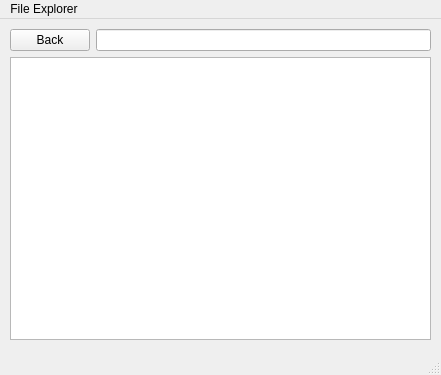
Above: fileexplorer.ui from hugoycj/Fake_Operating_System before the change. Below: the same form after it.
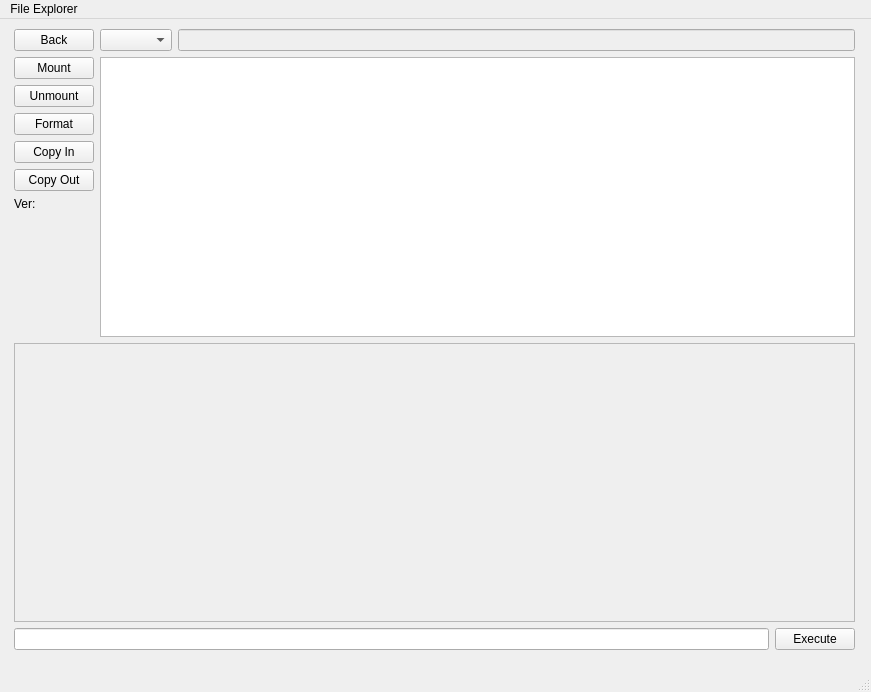
That is the form after the change.

The edit to the form file:
```diff
--- a/fileexplorer.ui
+++ b/fileexplorer.ui
@@ -6,41 +6,146 @@
    <rect>
     <x>0</x>
     <y>0</y>
-    <width>441</width>
-    <height>375</height>
+    <width>871</width>
+    <height>692</height>
    </rect>
   </property>
   <property name="windowTitle">
    <string>MainWindow</string>
   </property>
   <widget class="QWidget" name="centralwidget">
-   <widget class="QWidget" name="">
+   <widget class="QWidget" name="layoutWidget">
     <property name="geometry">
      <rect>
-      <x>10</x>
+      <x>14</x>
       <y>10</y>
-      <width>421</width>
-      <height>311</height>
+      <width>841</width>
+      <height>621</height>
      </rect>
     </property>
-    <layout class="QVBoxLayout" name="verticalLayout">
+    <layout class="QVBoxLayout" name="verticalLayout_4">
      <item>
-      <layout class="QHBoxLayout" name="horizontalLayout">
+      <layout class="QVBoxLayout" name="verticalLayout_2">
        <item>
-        <widget class="QPushButton" name="BackButton">
-         <property name="text">
-          <string>Back</string>
+        <layout class="QHBoxLayout" name="horizontalLayout">
+         <item>
+          <widget class="QPushButton" name="BackButton">
+           <property name="text">
+            <string>Back</string>
+           </property>
+          </widget>
+         </item>
+         <item>
+          <widget class="QComboBox" name="comboBox"/>
+         </item>
+         <item>
+          <widget class="QLineEdit" name="PathLine">
+           <property name="enabled">
+            <bool>false</bool>
+           </property>
+          </widget>
+         </item>
+        </layout>
+       </item>
+       <item>
+        <layout class="QHBoxLayout" name="horizontalLayout_2">
+         <item>
+          <layout class="QVBoxLayout" name="verticalLayout">
+           <item>
+            <widget class="QPushButton" name="MountButton">
+             <property name="text">
+              <string>Mount</string>
+             </property>
+            </widget>
+           </item>
+           <item>
+            <widget class="QPushButton" name="UnmountButton">
+             <property name="text">
+              <string>Unmount</string>
+             </property>
+            </widget>
+           </item>
+           <item>
+            <widget class="QPushButton" name="FormatButton">
+             <property name="text">
+              <string>Format</string>
+             </property>
+            </widget>
+           </item>
+           <item>
+            <widget class="QPushButton" name="CopyInButton">
+             <property name="text">
+              <string>Copy In</string>
+             </property>
+            </widget>
+           </item>
+           <item>
+            <widget class="QPushButton" name="CopyOutButton">
+             <property name="text">
+              <string>Copy Out</string>
+             </property>
+            </widget>
+           </item>
+           <item>
+            <widget class="QLabel" name="label">
+             <property name="text">
+              <string>Ver: </string>
+             </property>
+            </widget>
+           </item>
+           <item>
+            <spacer name="verticalSpacer">
+             <property name="orientation">
+              <enum>Qt::Vertical</enum>
+             </property>
+             <property name="sizeType">
+              <enum>QSizePolicy::Expanding</enum>
+             </property>
+             <property name="sizeHint" stdset="0">
+              <size>
+               <width>20</width>
+               <height>40</height>
+              </size>
+             </property>
+            </spacer>
+           </item>
+          </layout>
+         </item>
+         <item>
+          <widget class="QListWidget" name="listWidget"/>
+         </item>
+        </layout>
+       </item>
+      </layout>
+     </item>
+     <item>
+      <layout class="QVBoxLayout" name="verticalLayout_3">
+       <item>
+        <widget class="QPlainTextEdit" name="plainTextEdit">
+         <property name="enabled">
+          <bool>false</bool>
+         </property>
+         <property name="frameShadow">
+          <enum>QFrame::Sunken</enum>
          </property>
         </widget>
        </item>
        <item>
-        <widget class="QLineEdit" name="PathLine"/>
+        <layout class="QHBoxLayout" name="horizontalLayout_3">
+         <item>
+          <widget class="QLineEdit" name="lineEdit"/>
+         </item>
+         <item>
+          <widget class="QPushButton" name="ExecuteButton">
+           <property name="text">
+            <string>Execute</string>
+           </property>
+          </widget>
+         </item>
+        </layout>
        </item>
       </layout>
      </item>
-     <item>
-      <widget class="QListWidget" name="listWidget"/>
-     </item>
     </layout>
    </widget>
   </widget>
@@ -49,7 +154,7 @@
     <rect>
      <x>0</x>
      <y>0</y>
-     <width>441</width>
+     <width>871</width>
      <height>26</height>
     </rect>
    </property>
```
